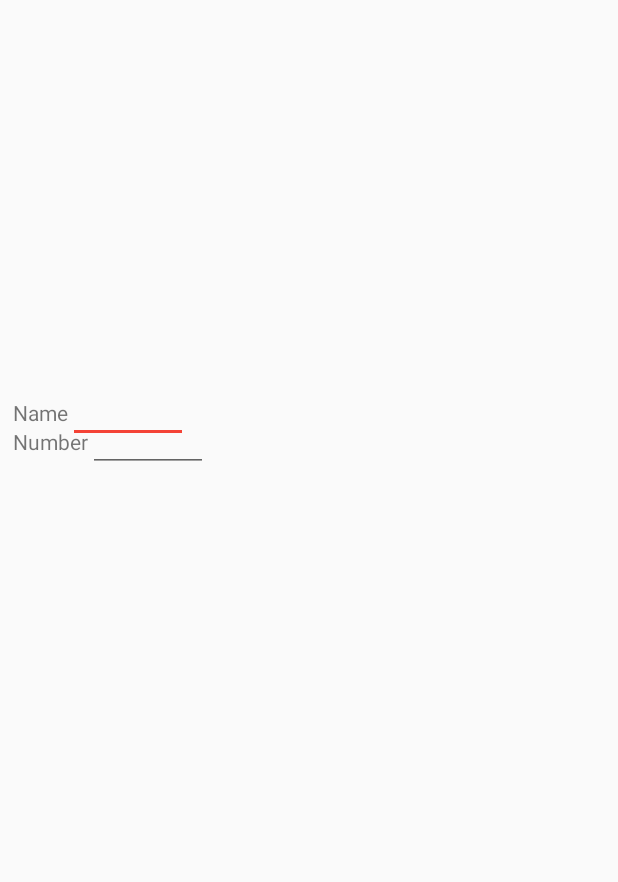
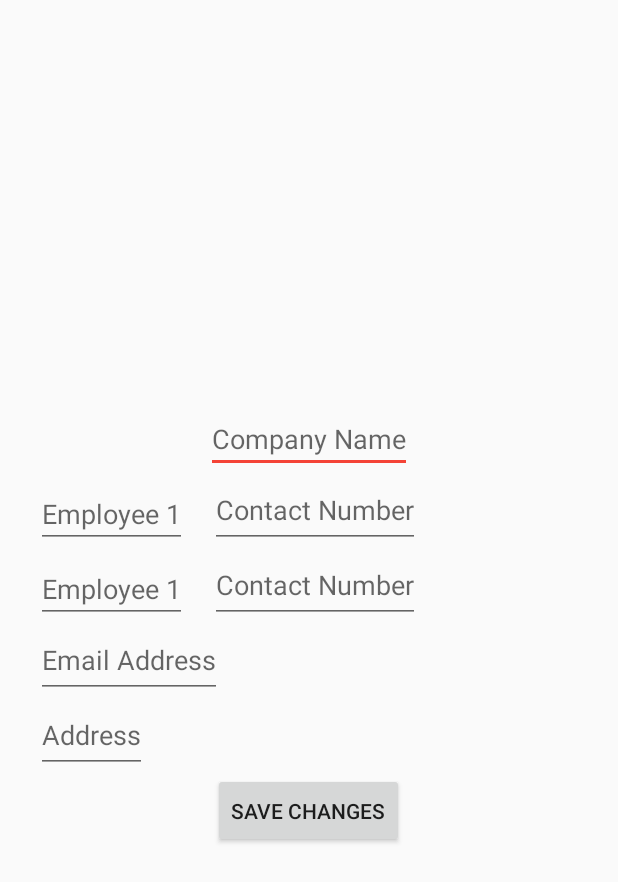
Before and after one commit to darnesaumya/cardTrix, an Android app: the CardViewActivity screen opened directly, with no data from a screen before it, on a phone screen of 412 x 824 dp. Before the commit the part shown is almost empty. Shown: the top 882 px of the screen. Run offline under Robolectric (Android 15) with nearby library versions, the phone set to English and light mode, and no system bars.

Commit message:
Editing functionality added

```diff
--- a/app/src/main/java/com/example/cardtrix/CardViewActivity.java
+++ b/app/src/main/java/com/example/cardtrix/CardViewActivity.java
@@ -1,13 +1,71 @@
 package com.example.cardtrix;
 
+import android.content.ContentValues;
+import android.database.Cursor;
+import android.database.sqlite.SQLiteDatabase;
 import android.support.v7.app.AppCompatActivity;
 import android.os.Bundle;
+import android.util.Log;
+import android.view.View;
+import android.widget.Button;
+import android.widget.EditText;
 
 public class CardViewActivity extends AppCompatActivity {
-
+    int id,num1,num2;
+    String com,emp1,emp2,email,addr;
+    EditText tf1,tf2,tf3,tf4,tf5,tf6,tf7;
+    Button savebtn;
+    SQLiteDatabase sqLiteDatabase;
+    Cursor resultCursor;
     @Override
     protected void onCreate(Bundle savedInstanceState) {
         super.onCreate(savedInstanceState);
         setContentView(R.layout.activity_card_view);
+        Bundle bundle = getIntent().getExtras();
+        if (bundle != null) {
+            id = bundle.getInt("Id");
+        }
+        Log.println(5,"ID", id+"");
+        tf1 = findViewById(R.id.c_name);
+        tf2 = findViewById(R.id.employee1);
+        tf3 = findViewById(R.id.number1);
+        tf4 = findViewById(R.id.employee2);
+        tf5 = findViewById(R.id.number2);
+        tf6 = findViewById(R.id.email_add);
+        tf7 = findViewById(R.id.addr);
+        savebtn = findViewById(R.id.saveBtn);
+        sqLiteDatabase = openOrCreateDatabase("MainDB", MODE_PRIVATE, null);
+        resultCursor = sqLiteDatabase.rawQuery("Select * from CardTable where C_ID = "+id, null);
+        if(resultCursor.getCount() > 0){
+            resultCursor.moveToFirst();
+            com = resultCursor.getString(1);
+            emp1 = resultCursor.getString(2);
+            num1 = resultCursor.getInt(3);
+            emp2 = resultCursor.getString(4);
+            num2 = resultCursor.getInt(5);
+            email = resultCursor.getString(6);
+            addr = resultCursor.getString(7);
+            tf1.setText(com);
+            tf2.setText(emp1);
+            tf3.setText(num1+"");
+            tf4.setText(emp2);
+            tf5.setText(num2+"");
+            tf6.setText(email);
+            tf7.setText(addr);
+            savebtn.setOnClickListener(new View.OnClickListener() {
+                @Override
+                public void onClick(View view) {
+                    ContentValues cv = new ContentValues();
+                    cv.put("C_Name",tf1.getText().toString());
+                    cv.put("Emp1",tf2.getText().toString());
+                    cv.put("Num1",tf3.getText().toString());
+                    cv.put("Emp2",tf4.getText().toString());
+                    cv.put("Num2",tf5.getText().toString());
+                    cv.put("Email",tf6.getText().toString());
+                    cv.put("Address",tf7.getText().toString());
+                    sqLiteDatabase.update("CardTable",cv,"C_ID = ?",new String[]{id+""});
+                }
+            });
+        }
     }
 }
--- a/app/src/main/res/layout/activity_card_view.xml
+++ b/app/src/main/res/layout/activity_card_view.xml
@@ -18,30 +18,72 @@
             android:layout_margin="3dp"
             android:layout_width="match_parent"
             android:layout_height="wrap_content">
-            <TextView
-                android:id="@+id/NameField"
+            <EditText
+                android:id="@+id/c_name"
+                android:inputType="text"
                 android:layout_width="wrap_content"
-                android:layout_height="wrap_content"
-                android:text="@string/Name"/>
+                android:layout_height="50dp"
+                android:hint="@string/company_name"
+                android:paddingTop="15dp"
+                android:layout_centerHorizontal="true"/>
             <EditText
-                android:layout_width="80dp"
-                android:layout_height="30dp"
-                android:textSize="14sp"
-                android:layout_toEndOf="@id/NameField"
-                android:inputType="text"/>
-            <TextView
-                android:id="@+id/NumField"
+                android:id="@+id/employee1"
+                android:inputType="text"
                 android:layout_width="wrap_content"
-                android:layout_height="wrap_content"
-                android:text="@string/Number"
-                android:layout_below="@id/NameField"/>
+                android:layout_height="50dp"
+                android:layout_below="@id/c_name"
+                android:hint="@string/employee_1"
+                android:paddingTop="15dp"
+                android:layout_marginStart="15dp"/>
+
             <EditText
-                android:layout_width="80dp"
-                android:layout_height="30dp"
-                android:textSize="14sp"
-                android:layout_below="@id/NameField"
-                android:layout_toEndOf="@id/NumField"/>
-
+                android:id="@+id/number1"
+                android:layout_width="wrap_content"
+                android:layout_height="50dp"
+                android:layout_below="@id/c_name"
+                android:layout_marginStart="15dp"
+                android:layout_toEndOf="@id/employee1"
+                android:hint="@string/contact_number"
+                android:inputType="text" />
+            <EditText
+                android:id="@+id/employee2"
+                android:inputType="text"
+                android:layout_width="wrap_content"
+                android:layout_height="50dp"
+                android:layout_below="@id/employee1"
+                android:hint="@string/employee_1"
+                android:paddingTop="15dp"
+                android:layout_marginStart="15dp"/>
+            <EditText
+                android:id="@+id/number2"
+                android:inputType="text"
+                android:layout_width="wrap_content"
+                android:layout_height="50dp"
+                android:layout_below="@id/number1"
+                android:layout_toEndOf="@id/employee2"
+                android:hint="@string/contact_number"
+                android:layout_marginStart="15dp"/>
+            <EditText
+                android:id="@+id/email_add"
+                android:layout_width="wrap_content"
+                android:layout_height="50dp"
+                android:layout_below="@id/number2"
+                android:layout_marginStart="15dp"
+                android:hint="@string/email_address"/>
+            <EditText
+                android:id="@+id/addr"
+                android:layout_width="wrap_content"
+                android:layout_height="50dp"
+                android:layout_below="@id/email_add"
+                android:layout_marginStart="15dp"
+                android:hint="@string/address"/>
+            <Button
+                android:id="@+id/saveBtn"
+                android:layout_width="wrap_content"
+                android:layout_height="50dp"
+                android:text="@string/save_changes"
+                android:layout_below="@id/addr"
+                android:layout_centerHorizontal="true"/>
         </RelativeLayout>
     </android.support.v7.widget.LinearLayoutCompat>
 </ScrollView>
--- a/app/src/main/res/values/strings.xml
+++ b/app/src/main/res/values/strings.xml
@@ -17,4 +17,5 @@
     <string name="email_address">Email Address</string>
     <string name="address">Address</string>
     <string name="click_me">Click Me!</string>
+    <string name="save_changes">Save Changes</string>
 </resources>
```
Also changed, not shown: app/src/main/java/com/example/cardtrix/Add_new.java (+5 -5 lines), app/src/main/java/com/example/cardtrix/CardData.java (+6 -1 lines), app/src/main/java/com/example/cardtrix/MainActivity.java (+7 -6 lines).
